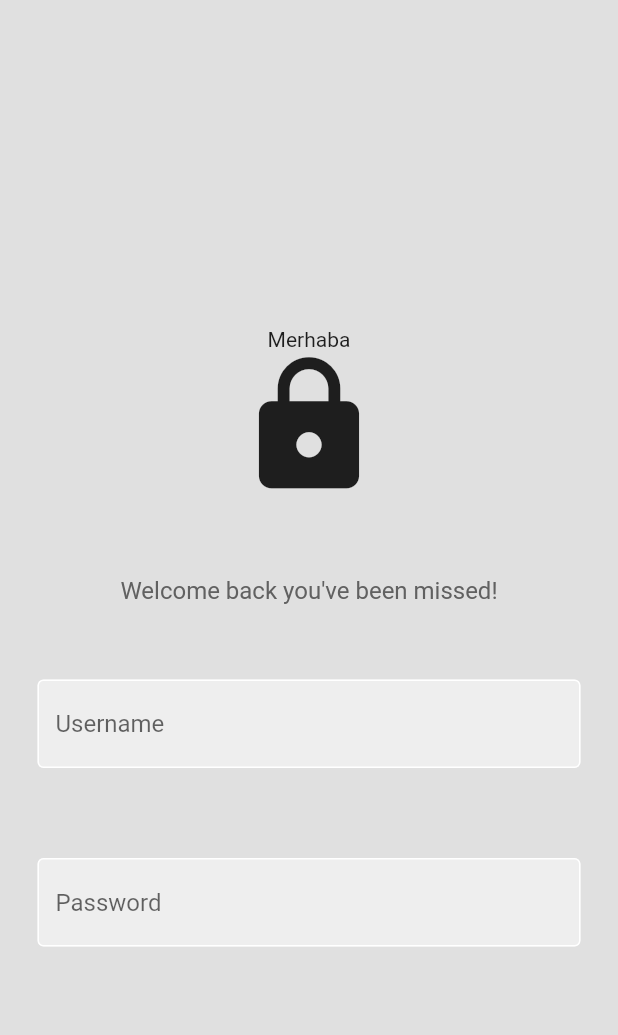
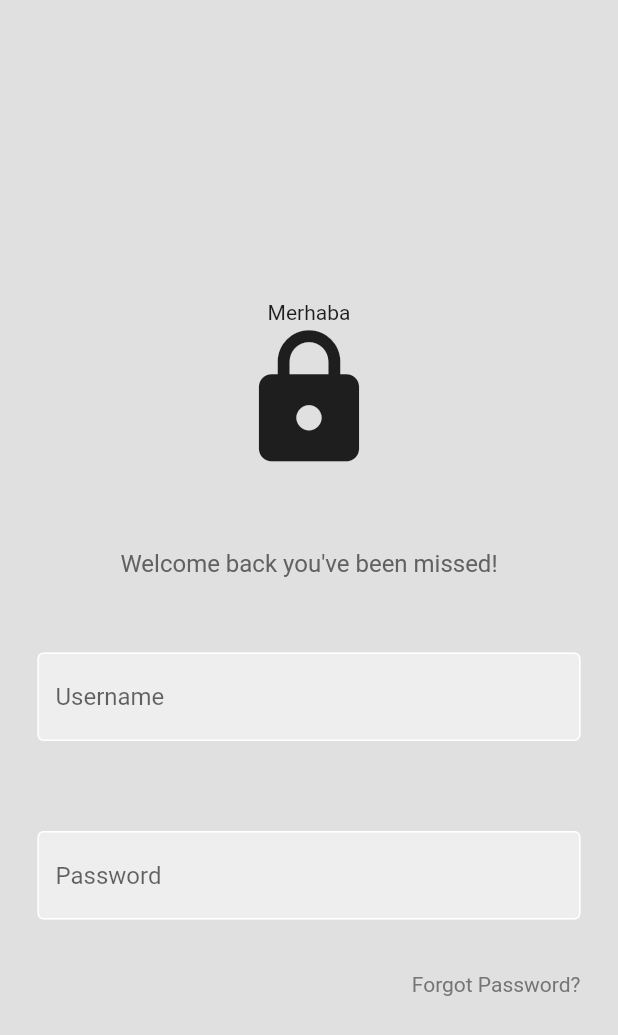
Before and after one commit to IsaTunahan/EverythingApp, a Flutter app: the screen it shows after launch, on a phone screen of 412 x 824 dp. Shown: the top 1035 px of the screen. Run offline on Flutter 3.47's test engine with Material 2 defaults, Android fonts, the phone set to English and light mode, and no system bars.

Commit message:
Forgot Password Texti eklendi

```diff
--- a/lib/main.dart
+++ b/lib/main.dart
@@ -53,7 +53,7 @@
                 height: 25,
               ),
 
-
+              //username textfield
               MyTextField(
                 controller: usernameController,
                 hintText: 'Username',
@@ -62,11 +62,33 @@
               const SizedBox(
                 height: 10,
               ),
+              //Password textfield
               MyTextField(
                 controller: passwordConttoller,
                 hintText: 'Password',
                 obscureText: true,
               ),
+              const SizedBox(
+                height: 10,
+              ),
+
+              //forgot password
+              Padding(
+                padding: const EdgeInsets.symmetric(horizontal:25.0),
+                child: Row(
+                  mainAxisAlignment: MainAxisAlignment.end,
+                  children: [
+                    Text(
+                      'Forgot Password?',
+                      style: TextStyle(color: Colors.grey[600]),
+                    ),
+                  ],
+                ),
+              ),
+              const SizedBox(
+                height: 10,
+              ),
+              //sign in button
             ],
           ),
         ),
```
